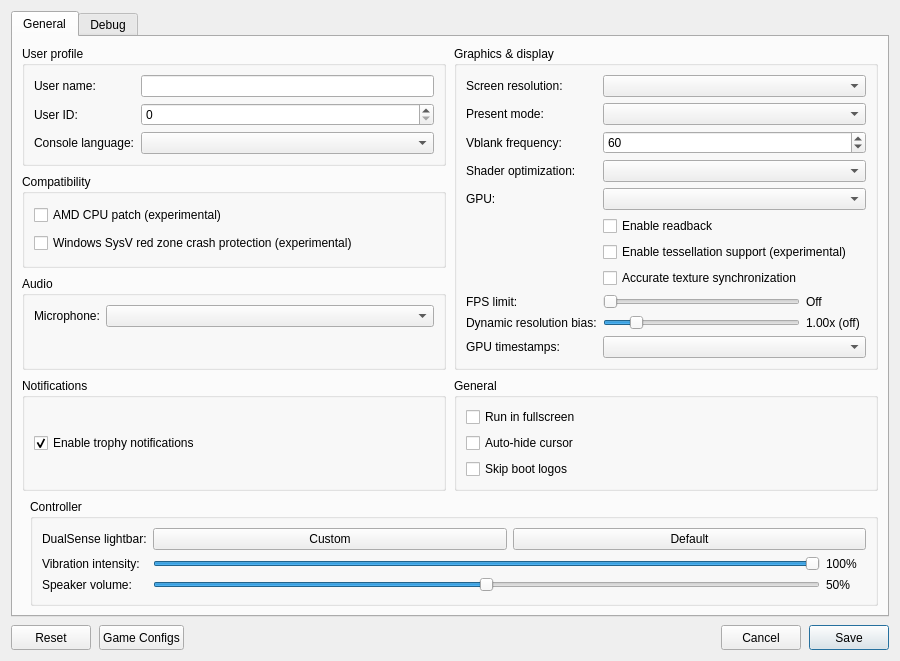
Old version of the form src/launcher/forms/configuration_edit_dialog.ui in the repository ClGratton/KytyPS5-gratton.
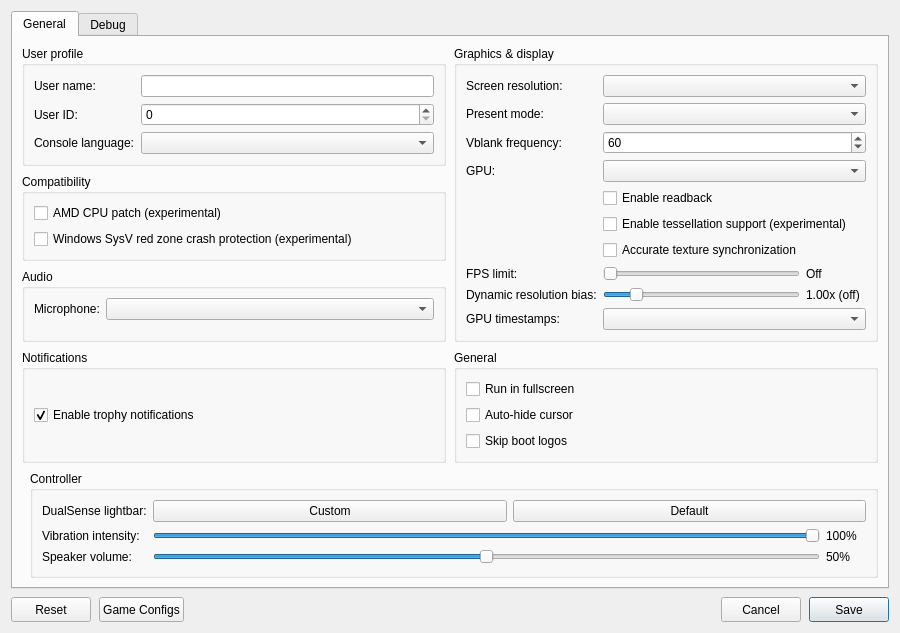
New version of the form. Custom widgets are drawn as their Qt base class.

Commit message:
launcher: remove the shader optimization setting, which did nothing
The launcher passed --shader-optimization-type and showed a Shader optimization box, but the
emulator's GetShaderOptimizationType() has no callers (src/common/emulatorConfig.cpp), so the value
changed nothing. The setting goes from the command line, the Display tab, the config struct and the
self-check. The emulator still accepts the flag and ignores it, so old command lines keep working.

Diff of the .ui file:
```diff
--- a/src/launcher/forms/configuration_edit_dialog.ui
+++ b/src/launcher/forms/configuration_edit_dialog.ui
@@ -143,31 +143,21 @@
              </widget>
             </item>
             <item row="3" column="0">
-             <widget class="QLabel" name="label_shader_optimization">
-              <property name="text"><string>Shader optimization:</string></property>
-             </widget>
-            </item>
-            <item row="3" column="1">
-             <widget class="QComboBox" name="comboBox_shader_optimization_type">
-              <property name="toolTip"><string>Optimize shaders for code size or performance</string></property>
-             </widget>
-            </item>
-            <item row="4" column="0">
              <widget class="QLabel" name="label_gpu">
               <property name="text"><string>GPU:</string></property>
              </widget>
             </item>
-            <item row="4" column="1">
+            <item row="3" column="1">
              <widget class="QComboBox" name="comboBox_gpu">
               <property name="toolTip"><string>Graphics device used by the emulator</string></property>
              </widget>
             </item>
-            <item row="8" column="0">
+            <item row="7" column="0">
              <widget class="QLabel" name="label_fps_limit">
               <property name="text"><string>FPS limit:</string></property>
              </widget>
             </item>
-            <item row="8" column="1">
+            <item row="7" column="1">
              <layout class="QHBoxLayout" name="fpsLimitLayout">
               <item>
                <widget class="QSlider" name="slider_fps_limit">
@@ -187,12 +177,12 @@
               </item>
              </layout>
             </item>
-            <item row="9" column="0">
+            <item row="8" column="0">
              <widget class="QLabel" name="label_gpu_time_scale">
               <property name="text"><string>Dynamic resolution bias:</string></property>
              </widget>
             </item>
-            <item row="9" column="1">
+            <item row="8" column="1">
              <layout class="QHBoxLayout" name="gpuTimeScaleLayout">
               <item>
                <widget class="QSlider" name="slider_gpu_time_scale">
@@ -213,29 +203,29 @@
               </item>
              </layout>
             </item>
-            <item row="10" column="0">
+            <item row="9" column="0">
              <widget class="QLabel" name="label_gpu_timestamps">
               <property name="text"><string>GPU timestamps:</string></property>
              </widget>
             </item>
-            <item row="10" column="1">
+            <item row="9" column="1">
              <widget class="QComboBox" name="comboBox_gpu_timestamps">
               <property name="toolTip"><string>Where the GPU timings a game reads come from: Legacy is the time the emulator processes a command, Gpu is the host GPU's own timestamp. Dynamic-resolution games choose their resolution from these.</string></property>
              </widget>
             </item>
-            <item row="5" column="1">
+            <item row="4" column="1">
              <widget class="QCheckBox" name="checkBox_readback">
               <property name="toolTip"><string>Read back writable linear images</string></property>
               <property name="text"><string>Enable readback</string></property>
              </widget>
             </item>
-            <item row="6" column="1">
+            <item row="5" column="1">
              <widget class="QCheckBox" name="checkBox_tessellation">
               <property name="toolTip"><string>Draw tessellated geometry. Disabled by default; unsupported tessellation may cause crashes.</string></property>
               <property name="text"><string>Enable tessellation support (experimental)</string></property>
              </widget>
             </item>
-            <item row="7" column="1">
+            <item row="6" column="1">
              <widget class="QCheckBox" name="checkBox_sync_raw_image_buffers">
               <property name="toolTip"><string>Can fix missing textures and incorrect transparency in some games. May reduce performance.</string></property>
               <property name="text"><string>Accurate texture synchronization</string></property>
```
The commit also changes 5 other files.
